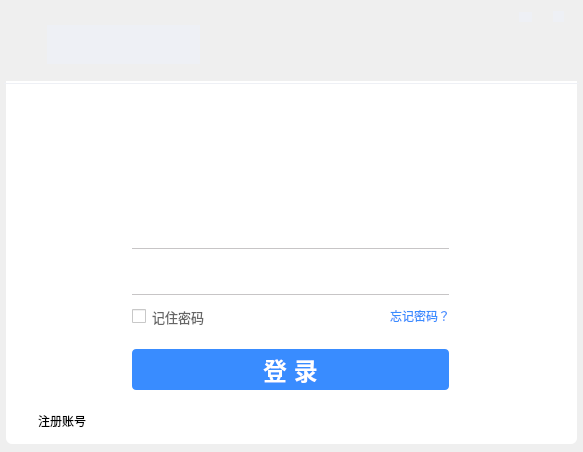
Before: the Qt Designer form tcpclient.ui in HustGw/CLLLLLLLSAFFFFFEWINN, drawn with Qt 5.
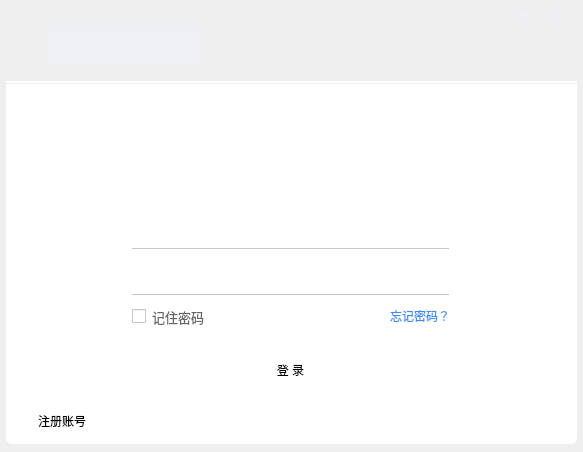
After: the same form once the commit is applied. Icons and pictures are not drawn.

```diff
--- a/tcpclient.ui
+++ b/tcpclient.ui
@@ -38,7 +38,7 @@
      </rect>
     </property>
     <property name="styleSheet">
-     <string notr="true">background-color: rgb(57, 140, 255);font-size:18pt;font-weight:bold;border-radius:4px;color:white;</string>
+     <string notr="true"/>
     </property>
     <property name="text">
      <string>登 录</string>
```
